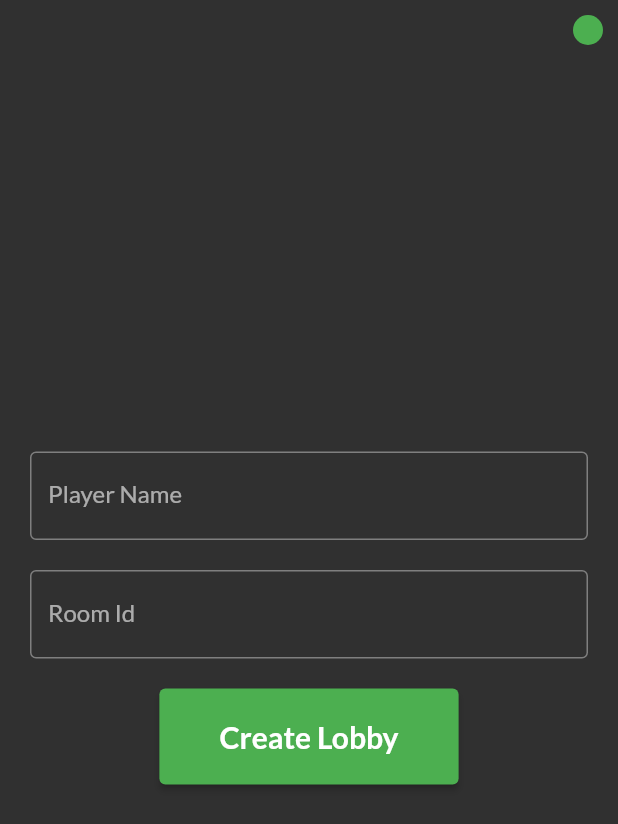
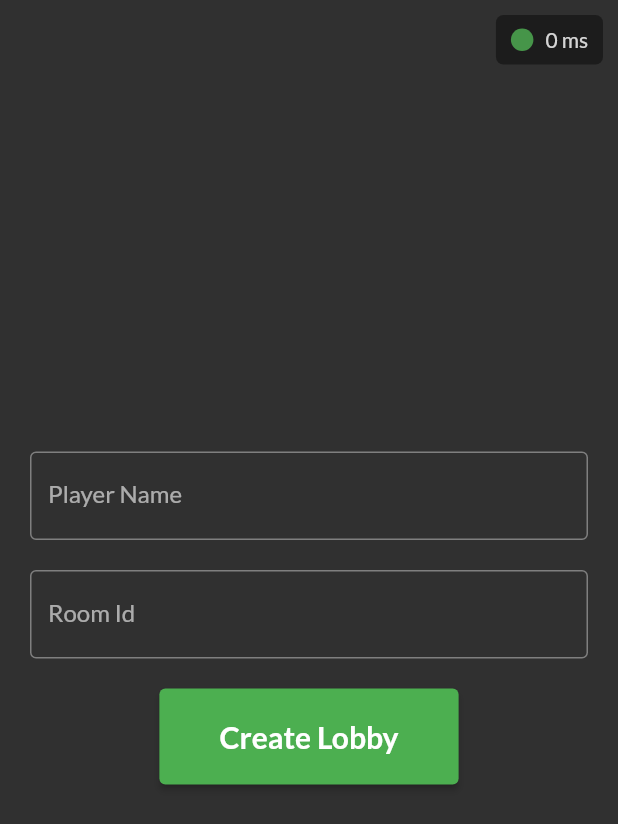
Before and after one commit to ujjawal-shrivastava/bingo, a Flutter app: the screen it shows after launch, on a phone screen of 412 x 824 dp. Shown: the top 824 px of the screen. Run offline on Flutter 3.47's test engine with Material 2 defaults, Android fonts, the light colour scheme and no system bars; our stand-ins replace equatable, localstorage, websafe_svg; missing offline and left inert: artemis, clipboard, gql, gql_websocket_link, multiavatar.

Commit message:
Changed Ping Indicator UI

```diff
--- a/lib/widgets/ping_indicator.dart
+++ b/lib/widgets/ping_indicator.dart
@@ -37,19 +37,37 @@ class _PingIndicatorState extends State<PingIndicator> {
   @override
   Widget build(BuildContext context) {
     return Tooltip(
-      message: widget.ping.value?.toString() ?? 'Disconnected',
-      child: AnimatedContainer(
+      message: "Latency/Ping",
+      child: Opacity(
+        opacity: 0.8,
+        child: Container(
+          decoration: BoxDecoration(
+              color: Colors.black.withOpacity(0.5),
+              borderRadius: BorderRadius.circular(5)),
+          padding: EdgeInsets.symmetric(horizontal: 10, vertical: 8),
+          child: Row(
+            children: [
+              AnimatedContainer(
                 duration: Duration(
                   milliseconds: 300,
                 ),
                 curve: Curves.ease,
-        height: 20,
-        width: 20,
+                height: 15,
+                width: 15,
+                margin: EdgeInsets.only(right: 8),
                 decoration: BoxDecoration(
                   shape: BoxShape.circle,
                   color: pingColor,
                 ),
               ),
+              Text(
+                "${widget.ping.value?.toString() ?? '-'} ms",
+                style: Theme.of(context).textTheme.bodyText1,
+              ),
+            ],
+          ),
+        ),
+      ),
     );
   }
 }
```
Lines whose indentation alone changed are shown as unchanged.
